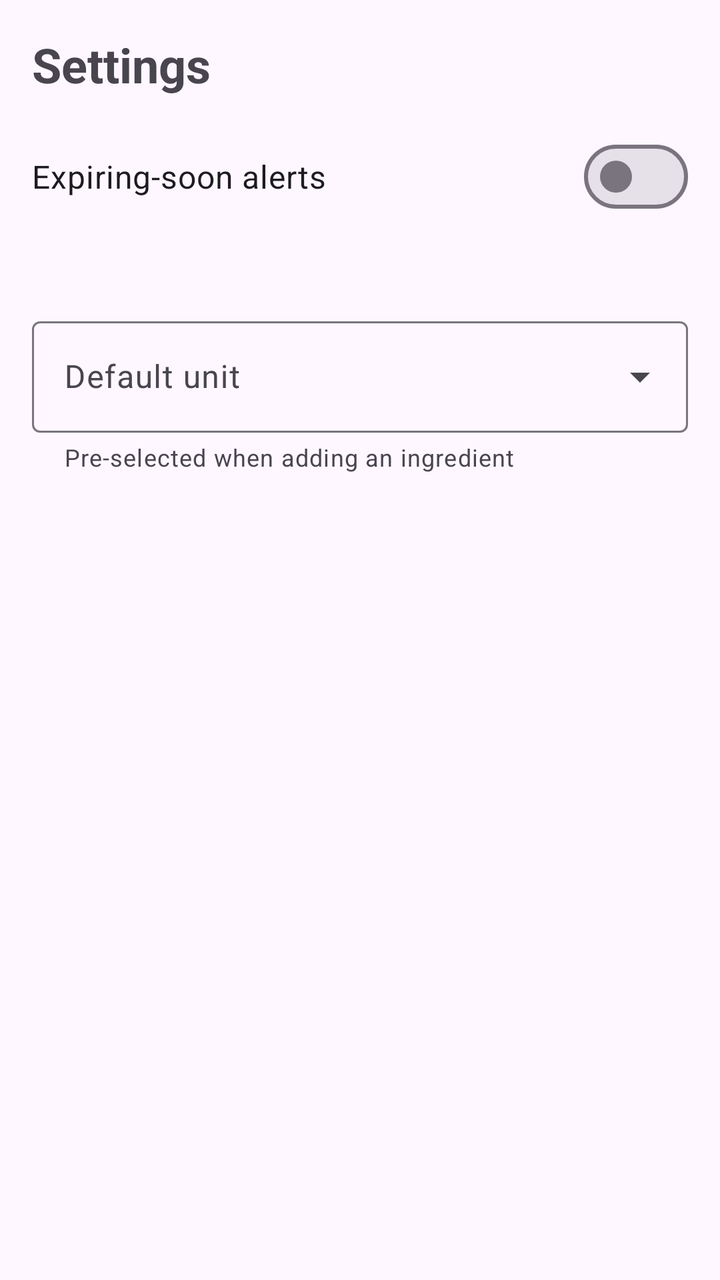
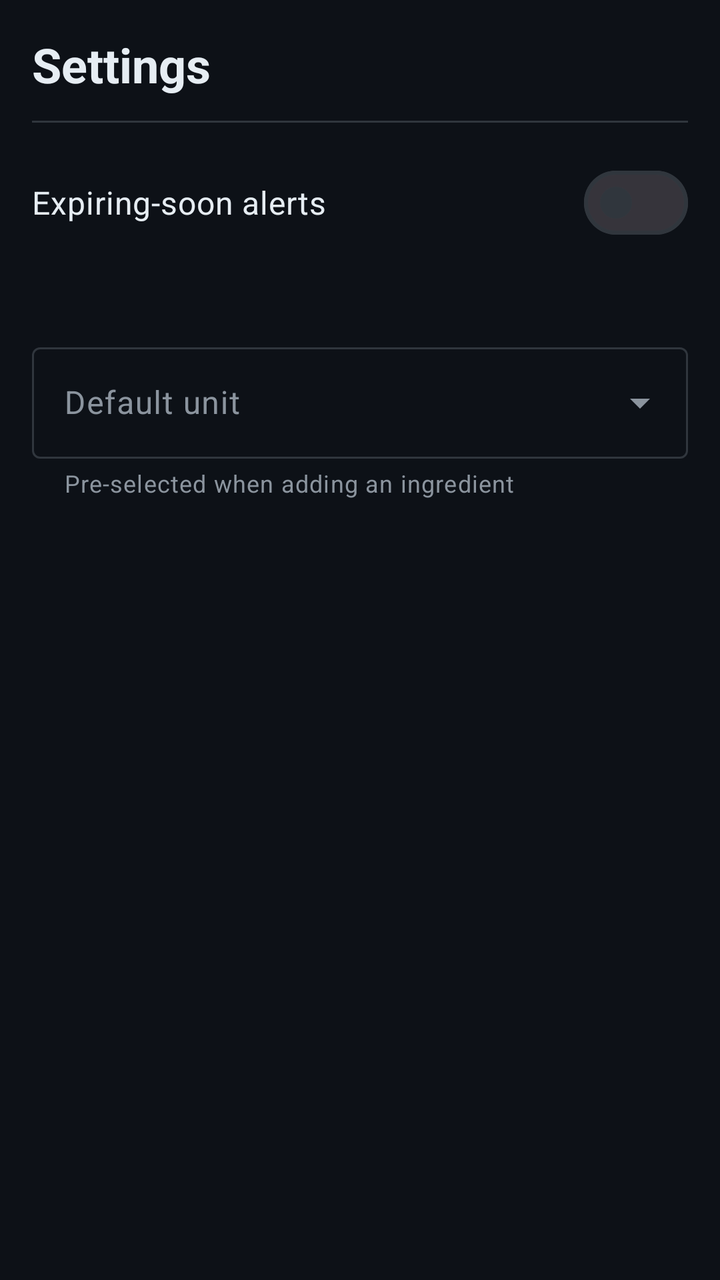

Before-and-after screenshots of an Android layout around one commit, followed by the original layout XML and the change that was made.
<!-- AndroidManifest.xml: application theme Theme.SmartPantryManager -->
<!-- res/layout/activity_settings.xml -->
<?xml version="1.0" encoding="utf-8"?>
<LinearLayout xmlns:android="http://schemas.android.com/apk/res/android"
    xmlns:app="http://schemas.android.com/apk/res-auto"
    android:layout_width="match_parent"
    android:layout_height="match_parent"
    android:orientation="vertical"
    android:padding="16dp">

    
    <TextView
        android:id="@+id/text_title"
        android:layout_width="match_parent"
        android:layout_height="wrap_content"
        android:layout_marginBottom="16dp"
        android:text="@string/settings_title"
        android:textSize="24sp"
        android:textStyle="bold" />

    
    <com.google.android.material.materialswitch.MaterialSwitch
        android:id="@+id/switch_expiring_alerts"
        android:layout_width="match_parent"
        android:layout_height="wrap_content"
        android:text="@string/settings_expiring_alerts"
        android:textSize="16sp" />

    
    <TextView
        android:id="@+id/text_expiring_hint"
        android:layout_width="match_parent"
        android:layout_height="wrap_content"
        android:layout_marginBottom="24dp"
        android:textSize="14sp" />

    
    <com.google.android.material.textfield.TextInputLayout
        android:id="@+id/layout_default_unit"
        style="@style/Widget.Material3.TextInputLayout.OutlinedBox.ExposedDropdownMenu"
        android:layout_width="match_parent"
        android:layout_height="wrap_content"
        android:hint="@string/settings_default_unit"
        app:helperText="@string/settings_default_unit_help"
        app:helperTextEnabled="true">

        <com.google.android.material.textfield.MaterialAutoCompleteTextView
            android:id="@+id/dropdown_default_unit"
            android:layout_width="match_parent"
            android:layout_height="wrap_content"
            android:inputType="none" />

    </com.google.android.material.textfield.TextInputLayout>

</LinearLayout>
<!-- resources referenced by this layout -->
<resources>
  <string name="settings_default_unit">Default unit</string>
  <string name="settings_expiring_alerts">Expiring-soon alerts</string>
  <string name="settings_title">Settings</string>
  <style name="Base.Theme.SmartPantryManager" parent="Theme.Material3.DayNight.NoActionBar">
          
          
      </style>
  <!-- unchanged entries left out for length: 2 -->
</resources>

<!-- the commit's change to res/layout/activity_settings.xml (unified diff, before → after) -->
@@ -9,12 +9,17 @@
     
     <TextView
         android:id="@+id/text_title"
+        style="@style/TextAppearance.Spm.Title"
         android:layout_width="match_parent"
         android:layout_height="wrap_content"
+        android:text="@string/settings_title" />
+
+    <View
+        android:layout_width="match_parent"
+        android:layout_height="1dp"
+        android:layout_marginTop="12dp"
         android:layout_marginBottom="16dp"
-        android:text="@string/settings_title"
-        android:textSize="24sp"
-        android:textStyle="bold" />
+        android:background="@color/border" />
 
     
     <com.google.android.material.materialswitch.MaterialSwitch
@@ -22,6 +27,7 @@
         android:layout_width="match_parent"
         android:layout_height="wrap_content"
         android:text="@string/settings_expiring_alerts"
+        android:textColor="@color/text_primary"
         android:textSize="16sp" />
 
     
@@ -30,6 +36,7 @@
         android:layout_width="match_parent"
         android:layout_height="wrap_content"
         android:layout_marginBottom="24dp"
+        android:textColor="@color/text_secondary"
         android:textSize="14sp" />
 
     
<!-- resource entries referenced after the edit -->
@@ -1,11 +1,76 @@
 <!-- resources referenced by this layout -->
 <resources>
+  <color name="border">#30363D</color>
+  <color name="text_primary">#E6EDF3</color>
+  <color name="text_secondary">#8B949E</color>
   <string name="settings_default_unit">Default unit</string>
   <string name="settings_expiring_alerts">Expiring-soon alerts</string>
   <string name="settings_title">Settings</string>
-  <style name="Base.Theme.SmartPantryManager" parent="Theme.Material3.DayNight.NoActionBar">
+  <style name="TextAppearance.Spm.Title" parent="TextAppearance.Material3.HeadlineSmall">
+          <item name="android:textColor">@color/text_primary</item>
+          <item name="android:textStyle">bold</item>
+      </style>
+  <style name="Base.Theme.SmartPantryManager" parent="Theme.Material3.Dark.NoActionBar">
           
+          <item name="colorPrimary">@color/green</item>
+          <item name="colorOnPrimary">@color/white</item>
+          <item name="colorPrimaryContainer">@color/green_subtle</item>
+          <item name="colorOnPrimaryContainer">@color/green_light</item>
+          <item name="colorSecondaryContainer">@color/green_subtle</item>
+          <item name="colorOnSecondaryContainer">@color/green_light</item>
+          <item name="colorSurface">@color/canvas</item>
+          <item name="colorOnSurface">@color/text_primary</item>
+          <item name="colorOnSurfaceVariant">@color/text_secondary</item>
+          <item name="colorSurfaceContainer">@color/surface</item>
+          <item name="colorSurfaceContainerHigh">@color/surface_raised</item>
+          <item name="colorOutline">@color/border</item>
+          <item name="colorOutlineVariant">@color/border</item>
+          <item name="colorError">@color/red_light</item>
+          <item name="colorOnError">@color/white</item>
+          <item name="android:colorBackground">@color/canvas</item>
+          <item name="android:statusBarColor">@color/canvas</item>
+          <item name="android:navigationBarColor">@color/canvas</item>
+  
           
+          <item name="materialButtonStyle">@style/Widget.Spm.Button</item>
+          <item name="materialButtonOutlinedStyle">@style/Widget.Spm.Button.Outlined</item>
+          <item name="textInputStyle">@style/Widget.Material3.TextInputLayout.OutlinedBox</item>
+          <item name="bottomNavigationStyle">@style/Widget.Spm.BottomNav</item>
+          <item name="materialAlertDialogTheme">@style/ThemeOverlay.Spm.Dialog</item>
+      </style>
+  <color name="green">#238636</color>
+  <color name="white">#FFFFFFFF</color>
+  <color name="green_subtle">#1A2F20</color>
+  <color name="green_light">#3FB950</color>
+  <color name="canvas">#0D1117</color>
+  <color name="surface">#161B22</color>
+  <color name="surface_raised">#21262D</color>
+  <color name="red_light">#F85149</color>
+  <style name="Widget.Spm.Button" parent="Widget.Material3.Button">
+          <item name="backgroundTint">@color/green</item>
+          <item name="android:textColor">@color/white</item>
+          <item name="iconTint">@color/white</item>
+          <item name="cornerRadius">6dp</item>
+      </style>
+  <style name="Widget.Spm.Button.Outlined" parent="Widget.Material3.Button.OutlinedButton">
+          <item name="backgroundTint">@color/surface</item>
+          <item name="android:textColor">@color/text_primary</item>
+          <item name="strokeColor">@color/border</item>
+          <item name="strokeWidth">1dp</item>
+          <item name="cornerRadius">6dp</item>
+      </style>
+  <style name="Widget.Spm.BottomNav" parent="Widget.Material3.BottomNavigationView">
+          <item name="backgroundTint">@color/surface</item>
+          <item name="itemIconTint">@color/nav_item</item>
+          <item name="itemTextColor">@color/nav_item</item>
+          <item name="itemActiveIndicatorStyle">@style/Widget.Spm.NavIndicator</item>
+      </style>
+  <style name="ThemeOverlay.Spm.Dialog" parent="ThemeOverlay.Material3.MaterialAlertDialog">
+          <item name="colorSurfaceContainerHigh">@color/surface</item>
+          <item name="colorPrimary">@color/green_light</item>
+      </style>
+  <style name="Widget.Spm.NavIndicator" parent="Widget.Material3.BottomNavigationView.ActiveIndicator">
+          <item name="android:color">@color/green_subtle</item>
       </style>
   <!-- unchanged entries left out for length: 2 -->
 </resources>
